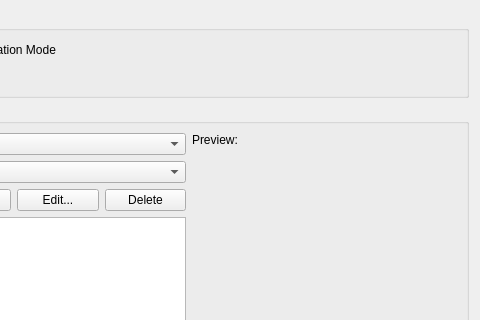
First picture: the form in shell/settings/sourceformattersettings.ui, repository KDE/kdevelop, before the edit; both pictures show x 156 to 636 and y 0 to 320 of the 636 by 632 pixel window.
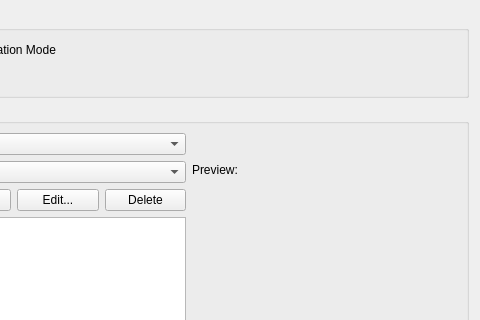
Second picture: the form after the edit. Custom widgets are drawn as their Qt base class.

Commit message: Allow formatting-styles to disable preview and show description instead

```diff
--- a/shell/settings/sourceformattersettings.ui
+++ b/shell/settings/sourceformattersettings.ui
@@ -79,9 +79,41 @@
        </layout>
       </item>
       <item row="0" column="2" rowspan="3">
-       <layout class="QVBoxLayout" name="verticalLayout" stretch="0,3">
+       <layout class="QVBoxLayout" name="verticalLayout" stretch="0,0,0,3">
         <item>
-         <widget class="QLabel" name="label_3">
+         <widget class="QLabel" name="descriptionLabel">
+          <property name="sizePolicy">
+           <sizepolicy hsizetype="Expanding" vsizetype="Preferred">
+            <horstretch>0</horstretch>
+            <verstretch>0</verstretch>
+           </sizepolicy>
+          </property>
+          <property name="text">
+           <string/>
+          </property>
+          <property name="alignment">
+           <set>Qt::AlignLeading|Qt::AlignLeft|Qt::AlignTop</set>
+          </property>
+          <property name="wordWrap">
+           <bool>true</bool>
+          </property>
+         </widget>
+        </item>
+        <item>
+         <spacer name="verticalSpacer">
+          <property name="orientation">
+           <enum>Qt::Vertical</enum>
+          </property>
+          <property name="sizeHint" stdset="0">
+           <size>
+            <width>20</width>
+            <height>10</height>
+           </size>
+          </property>
+         </spacer>
+        </item>
+        <item>
+         <widget class="QLabel" name="previewLabel">
           <property name="text">
            <string>Preview:</string>
           </property>
```
The commit also changes 2 other files.
